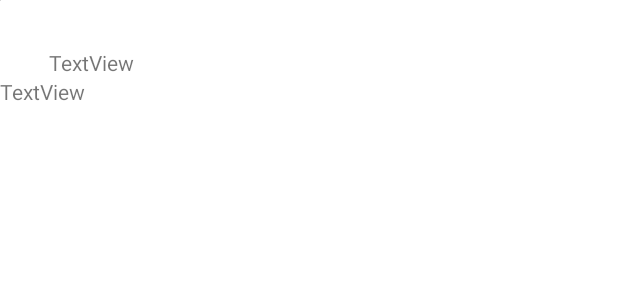
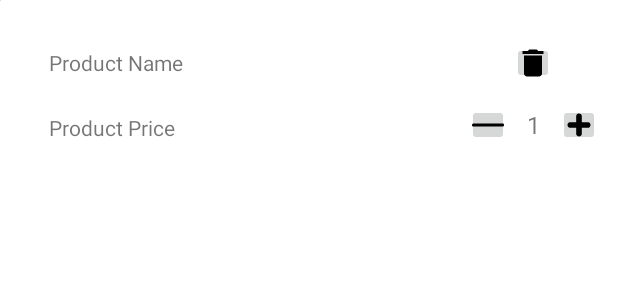
Before and after one commit to FenrirChiew/BAIT2073MAD, an Android app: the layout fragment_cart_item.xml on its own in the app's theme, with its tools: preview values and no code run, on a phone screen of 412 x 824 dp. Shown: the top 300 px of the screen. Run offline under Robolectric (Android 15) with nearby library versions, the phone set to English and light mode, and no system bars.

Commit message:
cart item

```diff
--- /dev/null
+++ b/app/src/main/res/drawable/ic_delete_24dp.xml
@@ -0,0 +1,5 @@
+<vector android:height="24dp" android:tint="#000000"
+    android:viewportHeight="24" android:viewportWidth="24"
+    android:width="24dp" xmlns:android="http://schemas.android.com/apk/res/android">
+    <path android:fillColor="@android:color/white" android:pathData="M6,19c0,1.1 0.9,2 2,2h8c1.1,0 2,-0.9 2,-2V7H6v12zM19,4h-3.5l-1,-1h-5l-1,1H5v2h14V4z"/>
+</vector>
--- /dev/null
+++ b/app/src/main/res/drawable/ic_minus_24dp.xml
@@ -0,0 +1,11 @@
+<vector xmlns:android="http://schemas.android.com/apk/res/android"
+    android:width="24dp"
+    android:height="24dp"
+    android:viewportWidth="24"
+    android:viewportHeight="24">
+  <path
+      android:pathData="M1.859,11.102C1.27,11.34 1.102,12.16 1.539,12.672L1.793,12.973L22.227,12.973L22.484,12.672C22.824,12.277 22.824,11.742 22.484,11.348L22.227,11.051L12.148,11.027C6.609,11.02 1.977,11.051 1.859,11.102ZM1.859,11.102"
+      android:fillColor="#000000"
+      android:fillType="nonZero"
+      android:strokeColor="#00000000"/>
+</vector>
--- /dev/null
+++ b/app/src/main/res/drawable/ic_plus_24dp.xml
@@ -0,0 +1,11 @@
+<vector xmlns:android="http://schemas.android.com/apk/res/android"
+    android:width="24dp"
+    android:height="24dp"
+    android:viewportWidth="24"
+    android:viewportHeight="24">
+  <path
+      android:pathData="M11.594,4.379C11.254,4.457 11.164,4.5 10.848,4.734C10.563,4.945 10.336,5.289 10.215,5.676C10.133,5.938 10.125,6.133 10.125,8.043L10.125,10.125L8.055,10.125C6.406,10.125 5.926,10.141 5.727,10.191C4.586,10.496 4.008,11.77 4.527,12.836C4.68,13.133 5.023,13.5 5.301,13.641C5.734,13.867 5.852,13.875 8.047,13.875L10.121,13.875L10.133,16.063L10.148,18.258L10.297,18.57C10.859,19.758 12.375,20.039 13.309,19.129C13.434,19.008 13.586,18.813 13.641,18.699C13.867,18.266 13.875,18.148 13.875,15.945L13.875,13.875L15.953,13.875C18.238,13.875 18.313,13.867 18.781,13.586C19.098,13.402 19.414,13.012 19.555,12.656C19.691,12.301 19.691,11.703 19.551,11.344C19.414,10.988 19.098,10.602 18.781,10.414C18.313,10.133 18.238,10.125 15.953,10.125L13.879,10.125L13.867,7.93L13.852,5.742L13.727,5.477C13.555,5.113 13.398,4.906 13.117,4.707C12.672,4.379 12.125,4.262 11.594,4.379ZM11.594,4.379"
+      android:fillColor="#000000"
+      android:fillType="nonZero"
+      android:strokeColor="#00000000"/>
+</vector>
--- a/app/src/main/res/layout/fragment_cart_item.xml
+++ b/app/src/main/res/layout/fragment_cart_item.xml
@@ -19,16 +19,66 @@
         android:layout_height="wrap_content"
         android:layout_marginStart="32dp"
         android:layout_marginTop="32dp"
-        android:text="TextView"
+        android:text="@string/productName"
         app:layout_constraintStart_toEndOf="@+id/imageView"
         app:layout_constraintTop_toTopOf="@+id/imageView" />
 
     <TextView
-        android:id="@+id/textView2"
+        android:id="@+id/textViewProductPrice"
         android:layout_width="wrap_content"
         android:layout_height="wrap_content"
-        android:text="TextView"
-        app:layout_constraintBottom_toBottomOf="parent"
-        app:layout_constraintTop_toBottomOf="@+id/textViewProductName"
-        tools:layout_editor_absoluteX="160dp" />
+        android:layout_marginStart="32dp"
+        android:layout_marginTop="24dp"
+        android:text="@string/productPrice"
+        app:layout_constraintStart_toEndOf="@+id/imageView"
+        app:layout_constraintTop_toBottomOf="@+id/textViewProductName" />
+
+    <ImageButton
+        android:id="@+id/imageButton"
+        android:layout_width="28dp"
+        android:layout_height="28dp"
+        android:layout_marginStart="32dp"
+        android:src="@drawable/ic_delete_24dp"
+        app:layout_constraintBottom_toBottomOf="@+id/textViewProductName"
+        app:layout_constraintStart_toStartOf="@+id/guideline"
+        app:layout_constraintTop_toTopOf="@+id/textViewProductName" />
+
+    <TextView
+        android:id="@+id/textViewProductNum"
+        android:layout_width="wrap_content"
+        android:layout_height="wrap_content"
+        android:layout_marginTop="16dp"
+        android:text="1"
+        android:textSize="16sp"
+        app:layout_constraintEnd_toEndOf="@+id/imageButton"
+        app:layout_constraintStart_toStartOf="@+id/imageButton"
+        app:layout_constraintTop_toBottomOf="@+id/imageButton" />
+
+    <ImageButton
+        android:id="@+id/imageButton4"
+        android:layout_width="28dp"
+        android:layout_height="28dp"
+        android:layout_marginStart="12dp"
+        android:src="@drawable/ic_plus_24dp"
+        app:layout_constraintBottom_toBottomOf="@+id/textViewProductNum"
+        app:layout_constraintStart_toEndOf="@+id/textViewProductNum"
+        app:layout_constraintTop_toTopOf="@+id/textViewProductNum" />
+
+    <ImageButton
+        android:id="@+id/imageButton5"
+        android:layout_width="28dp"
+        android:layout_height="28dp"
+        android:layout_marginEnd="12dp"
+        android:src="@drawable/ic_minus_24dp"
+        app:layout_constraintBottom_toBottomOf="@+id/textViewProductNum"
+        app:layout_constraintEnd_toStartOf="@+id/textViewProductNum"
+        app:layout_constraintTop_toTopOf="@+id/textViewProductNum" />
+
+    <androidx.constraintlayout.widget.Guideline
+        android:id="@+id/guideline"
+        android:layout_width="wrap_content"
+        android:layout_height="wrap_content"
+        android:orientation="vertical"
+        app:layout_constraintGuide_percent="0.75" />
+
 </androidx.constraintlayout.widget.ConstraintLayout>
```
